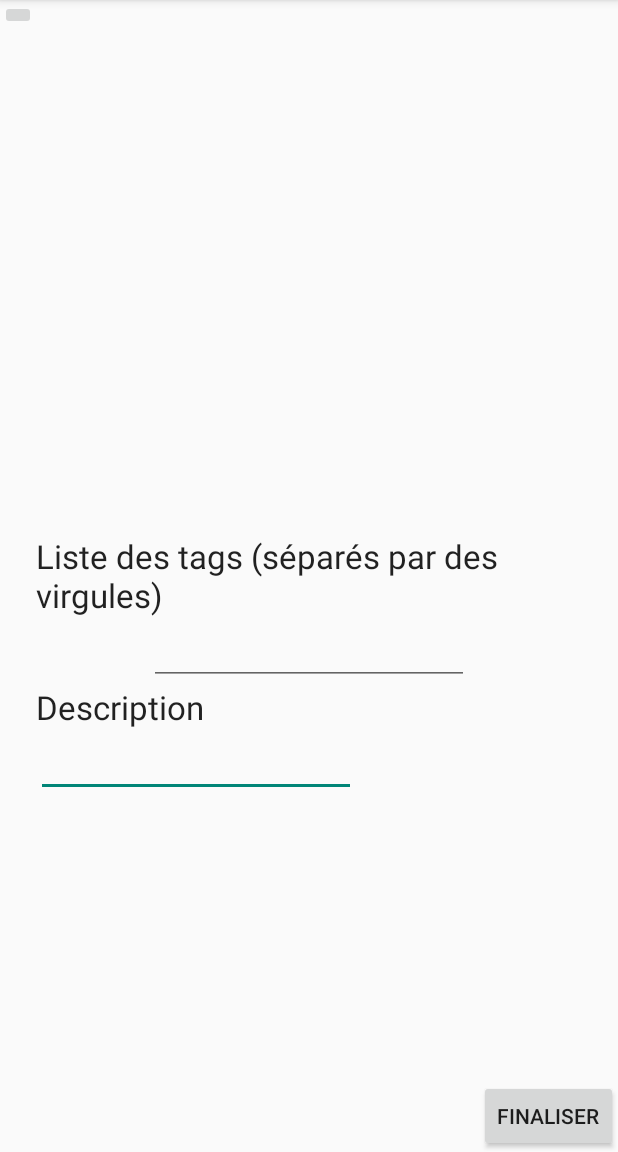
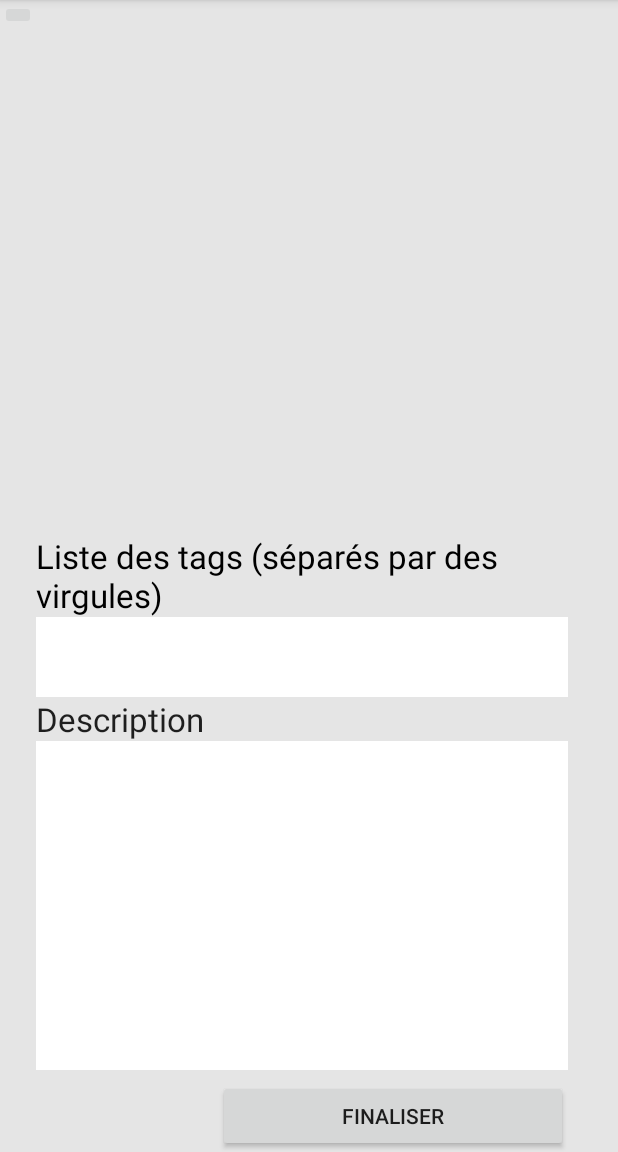
Before and after one commit to KitKatTeam/MiniProjet, an Android app: the InterestEditorActivity screen opened directly, with no data from a screen before it, on a phone screen of 412 x 824 dp, the part 84-1236 px from its top. Run offline under Robolectric (Android 15) with nearby library versions, the phone set to English and light mode, and no system bars; 3 statements that could not run were skipped.

Commit message:
save interest

```diff
--- a/app/src/main/res/layout/interest_editor_activity.xml
+++ b/app/src/main/res/layout/interest_editor_activity.xml
@@ -4,32 +4,44 @@
     android:orientation="vertical"
     android:layout_width="match_parent"
     android:layout_height="match_parent"
-    tools:context="com.example.miniprojet.miniprojet.InterestEditorActivity">
+    tools:context="com.example.miniprojet.miniprojet.InterestEditorActivity"
+    android:background="#e5e5e5">
 
 
     <ImageView
-        android:layout_width="166dp"
+        android:layout_width="match_parent"
         android:layout_height="166dp"
         android:id="@+id/imageView"
         android:layout_gravity="center_horizontal|top"
-        android:layout_below="@+id/imageButton2"
-        android:layout_centerHorizontal="true" />
+        android:layout_alignParentLeft="true"
+        android:layout_alignParentStart="true"
+        android:layout_alignParentRight="true"
+        android:layout_alignParentEnd="true"
+        android:layout_alignParentTop="true"
+        android:layout_above="@+id/tagListTextView" />
 
     <EditText
         android:layout_width="wrap_content"
         android:layout_height="wrap_content"
         android:inputType="textMultiLine"
         android:ems="10"
+        android:gravity="top"
         android:id="@+id/descriptionTextField"
         android:layout_gravity="center_horizontal|bottom"
         android:layout_below="@+id/descriptionTextView"
         android:layout_alignLeft="@+id/descriptionTextView"
-        android:layout_alignStart="@+id/descriptionTextView" />
+        android:layout_alignStart="@+id/descriptionTextView"
+        android:background="#ffffff"
+        android:layout_alignRight="@+id/finalizeButton"
+        android:layout_alignEnd="@+id/finalizeButton"
+        android:layout_above="@+id/finalizeButton"
+        android:layout_marginBottom="10px" />
 
     <Button
-        android:layout_width="wrap_content"
+        android:layout_width="350px"
         android:layout_height="wrap_content"
         android:text="Finaliser"
+        android:layout_marginRight="50px"
         android:id="@+id/finalizeButton"
         android:layout_gravity="right|bottom"
         android:layout_alignParentBottom="true"
@@ -55,13 +67,18 @@
 
     <EditText
         android:layout_width="wrap_content"
-        android:layout_height="wrap_content"
+        android:layout_height="80px"
         android:inputType="textMultiLine"
         android:ems="10"
+        android:layout_marginRight="50px"
         android:id="@+id/tagListTextField"
         android:layout_gravity="right|center_vertical"
         android:layout_below="@+id/tagListTextView"
-        android:layout_centerHorizontal="true" />
+        android:layout_alignParentRight="true"
+        android:layout_alignParentEnd="true"
+        android:layout_alignLeft="@+id/tagListTextView"
+        android:layout_alignStart="@+id/tagListTextView"
+        android:background="#ffffff" />
 
     <TextView
         android:layout_width="wrap_content"
@@ -72,5 +89,6 @@
         android:layout_gravity="left|center_vertical"
         android:layout_centerVertical="true"
         android:layout_alignLeft="@+id/descriptionTextView"
-        android:layout_alignStart="@+id/descriptionTextView" />
+        android:layout_alignStart="@+id/descriptionTextView"
+        android:textColor="#000000" />
 </RelativeLayout>
```
Also changed, not shown: app/src/main/java/com/example/miniprojet/miniprojet/InterestEditorActivity.java (+29 -9 lines), 1 other file.
